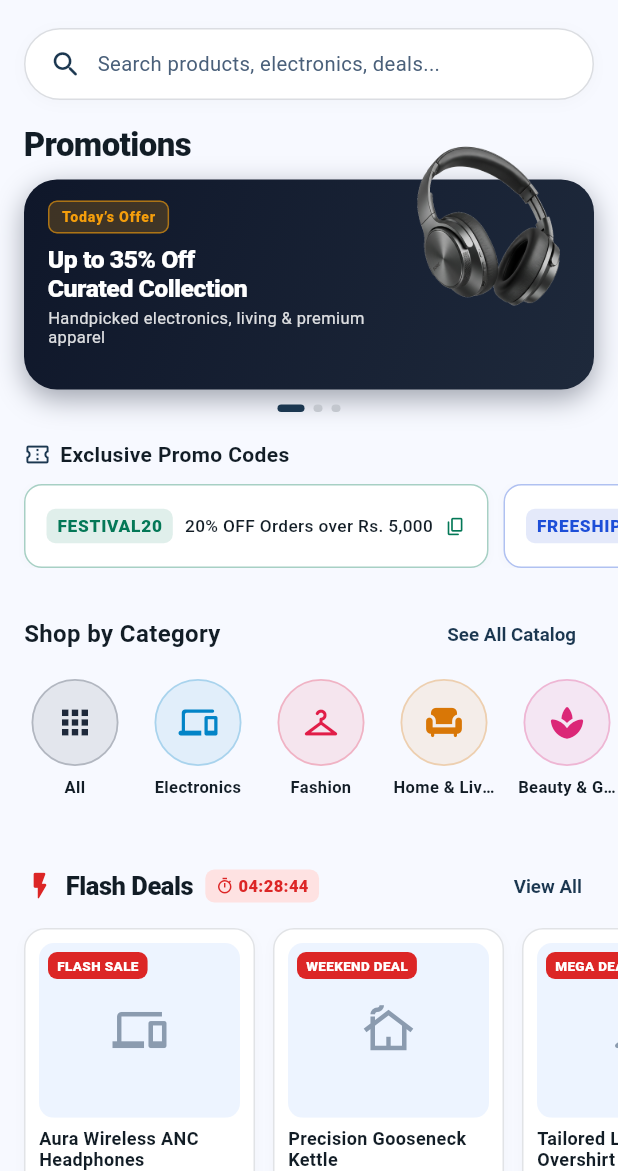
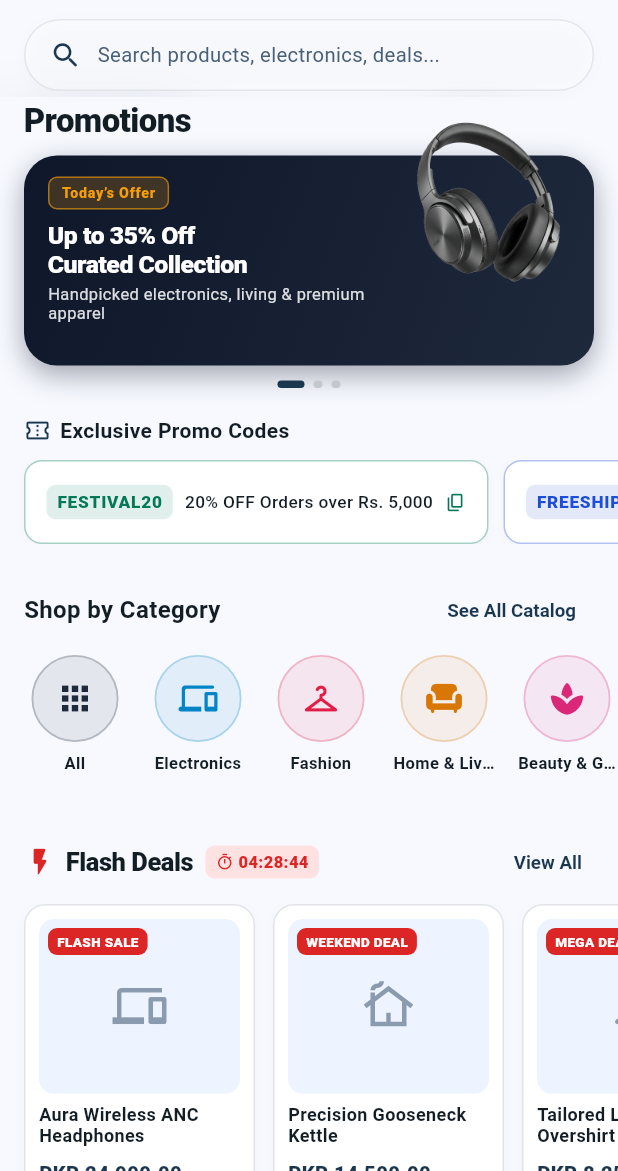
Before and after one commit to mudasirunar/Shopping-App-Flutter, a Flutter app: the HomeScreen screen opened directly, on a phone screen of 412 x 824 dp, the part 65-1236 px from its top. Run offline on Flutter 3.47's test engine with Material 3 defaults, Android fonts, the phone set to English and light mode, and no system bars; our stand-ins replace cloud_firestore, firebase_auth, firebase_core, shared_preferences; accounts and stored records are empty; network calls fail.

Commit message:
feat: add frosted glass app bar with integrated search bar and update search bar styling

```diff
--- a/shopping_app/lib/views/home/home_screen.dart
+++ b/shopping_app/lib/views/home/home_screen.dart
@@ -1,4 +1,5 @@
 import 'dart:async';
+import 'dart:ui';
 import 'package:flutter/material.dart';
 import 'package:provider/provider.dart';
 import '../../core/navigation/app_navigator.dart';
@@ -127,12 +128,21 @@ class _HomeScreenState extends State<HomeScreen> {
 
     return Scaffold(
       backgroundColor: AppTheme.surface,
+      extendBodyBehindAppBar: true,
       appBar: AppBar(
         titleSpacing: 16,
-        backgroundColor: AppTheme.surface,
+        backgroundColor: Colors.transparent,
         scrolledUnderElevation: 0,
         surfaceTintColor: Colors.transparent,
         elevation: 0,
+        flexibleSpace: ClipRect(
+          child: BackdropFilter(
+            filter: ImageFilter.blur(sigmaX: 18, sigmaY: 18),
+            child: Container(
+              color: AppTheme.surface.withOpacity(0.65),
+            ),
+          ),
+        ),
         title: Row(
           children: [
             ClipRRect(
@@ -179,22 +189,28 @@ class _HomeScreenState extends State<HomeScreen> {
           ),
           const SizedBox(width: 4),
         ],
+        bottom: PreferredSize(
+          preferredSize: const Size.fromHeight(52),
+          child: Padding(
+            padding: const EdgeInsets.fromLTRB(16, 0, 16, 4),
+            child: AppSearchBar.trigger(
+              onTap: () => _openSearch(context),
+              hintText: 'Search products, electronics, deals...',
+            ),
+          ),
+        ),
       ),
       body: CustomScrollView(
         controller: widget.scrollController,
         slivers: [
-          // 1. Prominent Search Bar Trigger
+          // Top spacer to push content below the frosted glass AppBar + search bar
           SliverToBoxAdapter(
-            child: Padding(
-              padding: const EdgeInsets.fromLTRB(16, 6, 16, 14),
-              child: AppSearchBar.trigger(
-                onTap: () => _openSearch(context),
-                hintText: 'Search products, electronics, deals...',
-              ),
+            child: SizedBox(
+              height: MediaQuery.of(context).padding.top + kToolbarHeight + 52,
             ),
           ),
 
-          // 2. Hero Promotional Carousel
+          // 1. Hero Promotional Carousel
           const SliverToBoxAdapter(
             child: HeroPromotionalCarousel(),
           ),
--- a/shopping_app/lib/widgets/app_search_bar.dart
+++ b/shopping_app/lib/widgets/app_search_bar.dart
@@ -95,12 +95,12 @@ class _AppSearchBarState extends State<AppSearchBar> {
         height: widget.height,
         margin: widget.margin,
         decoration: BoxDecoration(
-          color: AppTheme.surfaceContainerLowest,
+          color: AppTheme.surfaceContainerLowest.withOpacity(0.35),
           borderRadius: borderRadius,
-          border: Border.all(color: AppTheme.outlineVariant.withOpacity(0.6)),
+          border: Border.all(color: AppTheme.outlineVariant.withOpacity(0.4)),
           boxShadow: [
             BoxShadow(
-              color: Colors.black.withOpacity(0.025),
+              color: Colors.black.withOpacity(0.015),
               blurRadius: 8,
               offset: const Offset(0, 2),
             ),
```
